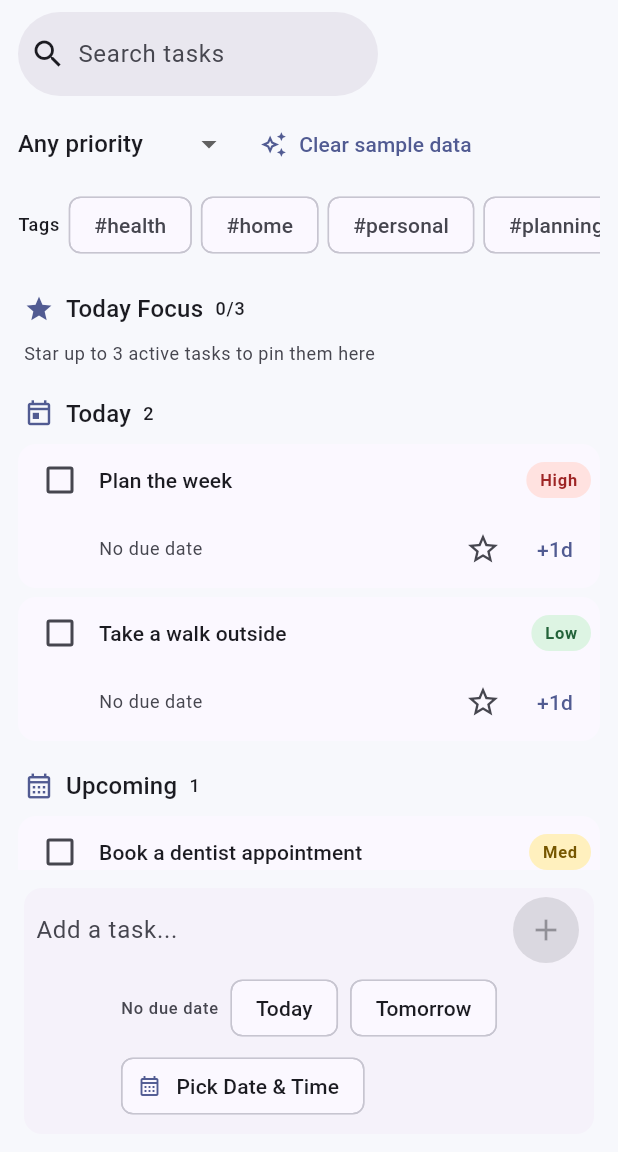
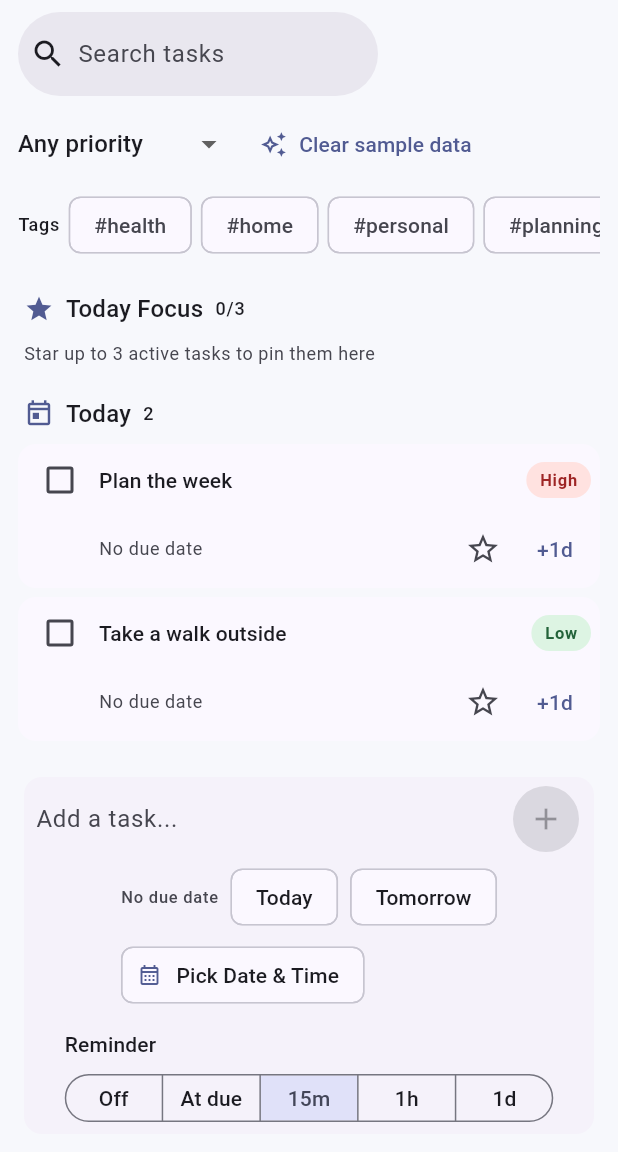
Before and after one commit to tofemiodus/minido, a Flutter app: the screen it shows after launch, after a tap on the "close" icon, on a phone screen of 412 x 824 dp, the part 84-1236 px from its top. Run offline on Flutter 3.47's test engine with Material 3 defaults, Android fonts, the phone set to English and light mode, and no system bars; our stand-ins replace file_picker, flutter_local_notifications, flutter_timezone, material_ui, shared_preferences, timezone and 1 more; missing offline and left inert: dart:js_interop.

Commit message:
feat: custom reminder timing, due notifications, offline focus/snooze/undo, PWA install, and v2.1.0 release
Co-authored-by: Copilot <223556219+Copilot@users.noreply.github.com>

```diff
--- a/lib/main.dart
+++ b/lib/main.dart
@@ -55,6 +55,7 @@ class _MinidoAppState extends State<MinidoApp> {
   String _viewMode = 'list'; // 'list' | 'kanban' | 'cancelled' | 'statistics'
   int _statisticsPeriodDays = 7;
   DateTime? _dueAt;
+  int _quickReminderOffsetMinutes = 15;
   DateTime? _lastExported;
 
   QuickAddDraft get _quickDraft => parseQuickAdd(_quickAddController.text);
@@ -241,13 +242,23 @@ class _MinidoAppState extends State<MinidoApp> {
 
   Future<void> _syncTaskReminder(TodoTask task) async {
     if (task.isCancelled || task.isCompleted || task.dueAt == null) {
-      await _notificationService.cancelTaskReminders(task.id);
+      await _notificationService.scheduleTaskReminders(
+        taskId: task.id,
+        title: task.title,
+        dueDate: task.dueAt,
+        isCompleted: task.isCompleted,
+        isCancelled: task.isCancelled,
+        reminderOffsetMinutes: task.reminderOffsetMinutes,
+      );
       return;
     }
     await _notificationService.scheduleTaskReminders(
       taskId: task.id,
       title: task.title,
       dueDate: task.dueAt!,
+      isCompleted: task.isCompleted,
+      isCancelled: task.isCancelled,
+      reminderOffsetMinutes: task.reminderOffsetMinutes,
     );
   }
 
@@ -396,6 +407,7 @@ class _MinidoAppState extends State<MinidoApp> {
       bucket: draft.bucket,
       tags: List.unmodifiable(draft.tags),
       dueAt: dueAt,
+      reminderOffsetMinutes: _quickReminderOffsetMinutes,
     );
     final result = await showDialog<bool>(
       context: _navigatorKey.currentContext!,
@@ -1409,6 +1421,12 @@ class _MinidoAppState extends State<MinidoApp> {
               dueAt: _dueAt,
               onChanged: (value) => setState(() => _dueAt = value),
             ),
+            const SizedBox(height: 8),
+            _ReminderOffsetSelector(
+              value: _quickReminderOffsetMinutes,
+              onChanged: (value) =>
+                  setState(() => _quickReminderOffsetMinutes = value),
+            ),
             if (!compact)
               Align(
                 alignment: Alignment.centerLeft,
--- a/lib/models/task_models.dart
+++ b/lib/models/task_models.dart
@@ -45,6 +45,7 @@ class TodoTask {
     this.isCancelled = false,
     bool isFocus = false,
     this.dueAt,
+    this.reminderOffsetMinutes = 15,
     this.cancelledAt,
     this.completedAt,
   }) : updatedAt = updatedAt ?? DateTime.now().toUtc(),
@@ -62,6 +63,7 @@ class TodoTask {
   final bool isCancelled;
   final bool isFocus;
   final DateTime? dueAt;
+  final int reminderOffsetMinutes;
   final DateTime? cancelledAt;
   final DateTime? completedAt;
 
@@ -82,6 +84,7 @@ class TodoTask {
     bool? isCancelled,
     bool? isFocus,
     DateTime? dueAt,
+    int? reminderOffsetMinutes,
     bool clearDueAt = false,
     DateTime? cancelledAt,
     bool clearCancelledAt = false,
@@ -100,6 +103,7 @@ class TodoTask {
     isCancelled: isCancelled ?? this.isCancelled,
     isFocus: isFocus ?? this.isFocus,
     dueAt: clearDueAt ? null : dueAt ?? this.dueAt,
+    reminderOffsetMinutes: reminderOffsetMinutes ?? this.reminderOffsetMinutes,
     cancelledAt: clearCancelledAt ? null : cancelledAt ?? this.cancelledAt,
     completedAt: clearCompletedAt ? null : completedAt ?? this.completedAt,
   );
@@ -117,6 +121,7 @@ class TodoTask {
     'isCancelled': isCancelled,
     'isFocus': isFocus,
     'dueAt': dueAt?.toIso8601String(),
+    'reminderOffsetMinutes': reminderOffsetMinutes,
     'cancelledAt': cancelledAt?.toIso8601String(),
     'completedAt': completedAt?.toIso8601String(),
   };
@@ -155,6 +160,12 @@ class TodoTask {
       isCancelled: _optionalBool(map, 'isCancelled', false, 'task'),
       isFocus: _optionalBool(map, 'isFocus', false, 'task'),
       dueAt: _optionalDateTime(map, 'dueAt'),
+      reminderOffsetMinutes: _optionalInt(
+        map,
+        'reminderOffsetMinutes',
+        15,
+        'task',
+      ),
       cancelledAt: _optionalDateTime(map, 'cancelledAt'),
       completedAt: _optionalDateTime(map, 'completedAt'),
     );
@@ -318,6 +329,20 @@ bool _optionalBool(
   return value;
 }
 
+int _optionalInt(
+  Map<String, Object?> map,
+  String key,
+  int defaultValue,
+  String label,
+) {
+  final value = map[key];
+  if (value == null) return defaultValue;
+  if (value is! int) {
+    throw FormatException('The $label field "$key" must be an integer.');
+  }
+  return value;
+}
+
 DateTime? _optionalDateTime(
   Map<String, Object?> map,
   String key, {
--- a/lib/services/notification_service.dart
+++ b/lib/services/notification_service.dart
@@ -3,6 +3,8 @@ import 'package:flutter_local_notifications/flutter_local_notifications.dart';
 import 'package:flutter_timezone/flutter_timezone.dart';
 import 'package:timezone/data/latest.dart' as timezone_data;
 import 'package:timezone/timezone.dart' as tz;
+
+import '../utils/minido_helpers.dart';
 
 class NotificationService {
   NotificationService._();
@@ -115,7 +117,10 @@ class NotificationService {
   Future<void> scheduleTaskReminders({
     required String taskId,
     required String title,
-    required DateTime dueDate,
+    required DateTime? dueDate,
+    required bool isCompleted,
+    required bool isCancelled,
+    int? reminderOffsetMinutes,
   }) async {
     if (!_isSupported) return;
     await init();
@@ -127,21 +132,35 @@ class NotificationService {
         await _plugin.cancel(id: baseId + index);
       }
 
+      if (kIsWeb || dueDate == null || isCompleted || isCancelled) {
+        return;
+      }
+
+      final offset = reminderOffsetMinutes ?? 15;
+      if (offset < 0) return;
+
       final now = DateTime.now();
-      final reminders = <(Duration, String)>[
-        (const Duration(minutes: -15), 'About to be due'),
-        (Duration.zero, 'Due now'),
-        (const Duration(hours: 1), 'Past due'),
-      ];
+      final dueTime = dueDate.toLocal();
+      final reminders = <(DateTime, String)>[];
+      if (offset >= 0) {
+        reminders.add((dueTime, 'Due now: $title'));
+      }
+      if (offset > 0) {
+        reminders.add((
+          dueTime.subtract(Duration(minutes: offset)),
+          '${MinidoReminder.labelFor(offset)}: $title',
+        ));
+      }
+
+      var notificationIndex = 0;
       for (var index = 0; index < reminders.length; index++) {
-        final (offset, label) = reminders[index];
-        final scheduledAt = dueDate.toLocal().add(offset);
+        final (scheduledAt, notificationTitle) = reminders[index];
         if (!scheduledAt.isAfter(now)) continue;
 
         await _plugin.zonedSchedule(
-          id: baseId + index,
-          title: label,
-          body: title,
+          id: baseId + notificationIndex,
+          title: notificationTitle,
+          body: '',
           scheduledDate: tz.TZDateTime.from(scheduledAt, tz.local),
           notificationDetails: const NotificationDetails(
             android: AndroidNotificationDetails(
@@ -156,6 +175,7 @@ class NotificationService {
           ),
           androidScheduleMode: AndroidScheduleMode.inexactAllowWhileIdle,
         );
+        notificationIndex++;
       }
     } catch (error, stackTrace) {
       debugPrint(
--- a/lib/src/dialogs/task_editor.dart
+++ b/lib/src/dialogs/task_editor.dart
@@ -30,6 +30,7 @@ class _TaskEditorState extends State<_TaskEditor> {
   late KanbanColumn _column = widget.task.kanbanColumn;
   late List<Subtask> _subtasks = [...widget.task.subtasks];
   late DateTime? _dueAt = widget.task.dueAt;
+  late int _reminderOffsetMinutes = widget.task.reminderOffsetMinutes;
 
   @override
   void dispose() {
@@ -76,6 +77,10 @@ class _TaskEditorState extends State<_TaskEditor> {
           subtasks: List.unmodifiable(_subtasks),
           dueAt: _dueAt,
           clearDueAt: _dueAt == null,
+          reminderOffsetMinutes: _reminderOffsetMinutes,
+          isFocus: _bucket == TaskBucket.completed
+              ? false
+              : widget.task.isFocus,
           completedAt: _bucket == TaskBucket.completed
               ? widget.task.completedAt ?? now
               : null,
@@ -169,6 +174,12 @@ class _TaskEditorState extends State<_TaskEditor> {
                     _DueDateControls(
                       dueAt: _dueAt,
                       onChanged: (value) => setState(() => _dueAt = value),
+                    ),
+                    const SizedBox(height: 12),
+                    _ReminderOffsetSelector(
+                      value: _reminderOffsetMinutes,
+                      onChanged: (value) =>
+                          setState(() => _reminderOffsetMinutes = value),
                     ),
                     const SizedBox(height: 12),
                     DropdownButtonFormField<Priority>(
@@ -330,3 +341,57 @@ class _TaskEditorState extends State<_TaskEditor> {
     ),
   );
 }
+
+class _ReminderOffsetSelector extends StatelessWidget {
+  const _ReminderOffsetSelector({required this.value, required this.onChanged});
+
+  final int value;
+  final ValueChanged<int> onChanged;
+
+  @override
+  Widget build(BuildContext context) {
+    const shortLabels = <int, String>{
+      -1: 'Off',
+      0: 'At due',
+      15: '15m',
+      60: '1h',
+      1440: '1d',
+    };
+    final selected = MinidoReminder.offsetOptions.contains(value) ? value : 15;
+    return Column(
+      crossAxisAlignment: CrossAxisAlignment.start,
+      children: [
+        Text('Reminder', style: Theme.of(context).textTheme.titleSmall),
+        const SizedBox(height: 6),
+        SingleChildScrollView(
+          scrollDirection: Axis.horizontal,
+          child: SegmentedButton<int>(
+            showSelectedIcon: false,
+            style: const ButtonStyle(
+              minimumSize: WidgetStatePropertyAll(Size(44, 44)),
+              visualDensity: VisualDensity.compact,
+            ),
+            segments: [
+              for (final offset in MinidoReminder.offsetOptions)
+                ButtonSegment<int>(
+                  value: offset,
+                  label: Text(shortLabels[offset]!),
+                  tooltip: MinidoReminder.labelFor(offset),
+                ),
+            ],
+            selected: {selected},
+            onSelectionChanged: (selection) => onChanged(selection.first),
+          ),
+        ),
+        if (kIsWeb)
+          Padding(
+            padding: const EdgeInsets.only(top: 4),
+            child: Text(
+              'Scheduled local reminders run on native builds.',
+              style: Theme.of(context).textTheme.bodySmall,
+            ),
+          ),
+      ],
+    );
+  }
+}
--- a/lib/utils/minido_helpers.dart
+++ b/lib/utils/minido_helpers.dart
@@ -8,9 +8,9 @@ class MinidoResponsive {
   static bool isCompact(BuildContext context) =>
       MediaQuery.sizeOf(context).width < 600;
 
-  static double pad(BuildContext context) => isCompact(context) ? 12 : 24;
+  static double pad(BuildContext context) => isCompact(context) ? 12.0 : 24.0;
 
-  static const double tapTarget = 44;
+  static const double tapTarget = 44.0;
 }
 
 class MinidoSnooze {
@@ -24,14 +24,7 @@ class MinidoSnooze {
 
     final now = DateTime.now();
     if (due.isBefore(now)) {
-      final localDue = due.toLocal();
-      return DateTime(
-        now.year,
-        now.month,
-        now.day + 1,
-        localDue.hour,
-        localDue.minute,
-      );
+      return DateTime(now.year, now.month, now.day + 1, due.hour, due.minute);
     }
     return due.add(const Duration(days: 1));
   }
@@ -44,6 +37,23 @@ class MinidoFocus {
   static bool canAdd(int count) => count < max;
   static const String fullMsg =
       'Today Focus is capped at 3 tasks. Unstar one first.';
+}
+
+class MinidoReminder {
+  const MinidoReminder._();
+
+  static const List<int> offsetOptions = [-1, 0, 15, 60, 1440];
+
+  static String labelFor(int? offsetMinutes) => switch (offsetMinutes) {
+    null => '15m before',
+    -1 => 'Off',
+    0 => 'At due time',
+    15 => '15m before',
+    60 => '1h before',
+    1440 => '1d before',
+    final minutes when minutes > 0 => '${minutes}m before',
+    _ => 'Off',
+  };
 }
 
 class MinidoUndo {
--- a/pubspec.yaml
+++ b/pubspec.yaml
@@ -16,7 +16,7 @@ publish_to: 'none' # Remove this line if you wish to publish to pub.dev
 # https://developer.apple.com/library/archive/documentation/General/Reference/InfoPlistKeyReference/Articles/CoreFoundationKeys.html
 # In Windows, build-name is used as the major, minor, and patch parts
 # of the product and file versions while build-number is used as the build suffix.
-version: 2.0.0+6
+version: 2.1.0+7
 
 environment:
   sdk: ^3.14.0
```
Also changed, not shown: 2 other files.
